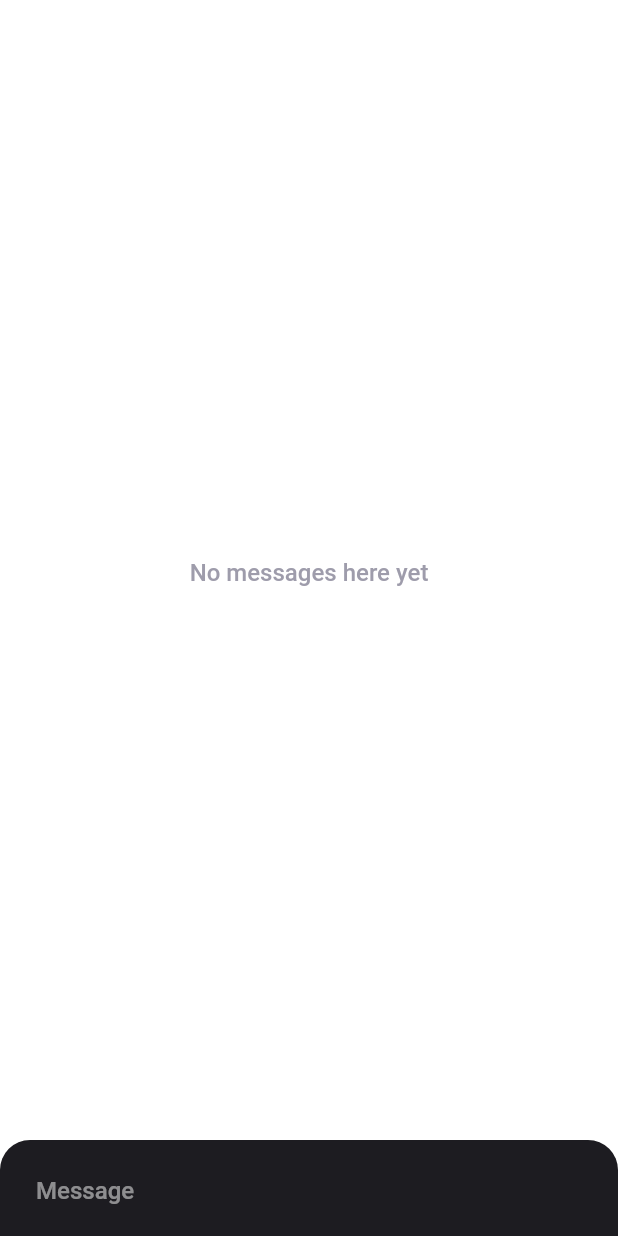
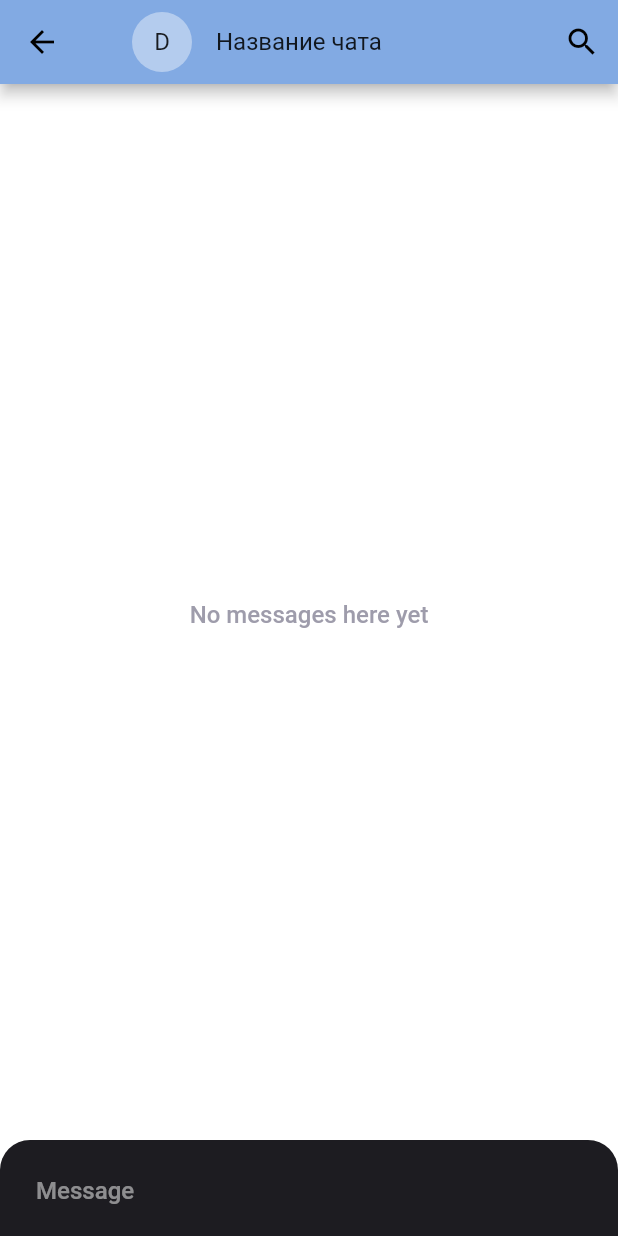
Before and after one commit to Dumaem/DumaemMessenger.Frontend, a Flutter app: the ChatPage screen opened by its route, on a phone screen of 412 x 824 dp. Run offline on Flutter 3.47's test engine with Material 2 defaults, Android fonts, the phone set to English and light mode, and no system bars; our stand-ins replace dio, flutter_chat_types, flutter_chat_ui; missing offline and left inert: status_alert.

Commit message:
Added appbar in chat page

```diff
--- a/lib/chat.dart
+++ b/lib/chat.dart
@@ -6,6 +6,8 @@ import 'package:flutter/material.dart';
 import 'package:flutter_chat_types/flutter_chat_types.dart' as types;
 import 'package:flutter/services.dart';
 import 'package:flutter_chat_ui/flutter_chat_ui.dart';
+
+import 'generated/l10n.dart';
 
 // For the testing purposes, you should probably use https://pub.dev/packages/uuid.
 String randomString() {
@@ -24,9 +26,15 @@ class ChatPage extends StatefulWidget {
 class _ChatPageState extends State<ChatPage> {
   final List<types.Message> _messages = [];
   final _user = const types.User(id: '1');
+  bool isDefaultAppBar = true;
+  String searchText = "";
+  TextEditingController searchController = TextEditingController();
 
   @override
   Widget build(BuildContext context) => Scaffold(
+        appBar: isDefaultAppBar
+            ? getSearchAppBar(context)
+            : getDefaultAppBar(context),
         body: Chat(
           messages: _messages,
           onSendPressed: _handleSendPressed,
@@ -49,6 +57,64 @@ class _ChatPageState extends State<ChatPage> {
     );
 
     _addMessage(textMessage);
+  }
+
+  AppBar getSearchAppBar(BuildContext context) {
+    return AppBar(
+      leading: IconButton(
+        onPressed: () {
+          Navigator.popAndPushNamed(context, '/chats');
+        },
+        icon: const Icon(
+          Icons.arrow_back,
+        ),
+      ),
+      title: const ListTile(
+        leading: CircleAvatar(
+          child: Text("D"),
+        ),
+        title: Text("Название чата"),
+      ),
+      actions: [
+        IconButton(
+          onPressed: () {
+            setState(() {
+              isDefaultAppBar = !isDefaultAppBar;
+            });
+          },
+          icon: const Icon(
+            Icons.search,
+          ),
+        ),
+      ],
+    );
+  }
+
+  AppBar getDefaultAppBar(BuildContext context) {
+    return AppBar(
+      actions: [
+        IconButton(
+          onPressed: () {
+            setState(() {
+              searchController.clear();
+              searchText = "";
+              isDefaultAppBar = !isDefaultAppBar;
+            });
+          },
+          icon: const Icon(Icons.close),
+        )
+      ],
+      title: TextField(
+        controller: searchController,
+        onChanged: (value) {
+          setState(() {
+            searchText = value.toLowerCase();
+          });
+        },
+        decoration:
+            InputDecoration(label: Text(S.of(context).message_name_title)),
+      ),
+    );
   }
 }
 
--- a/lib/l10n/intl_en.arb
+++ b/lib/l10n/intl_en.arb
@@ -9,5 +9,6 @@
   "name_tile": "Name",
   "sign_in_title": "Sign in",
   "sign_up_title": "Sign up",
-  "chat_name_title": "Name"
+  "chat_name_title": "Name",
+  "message_name_title": "Message"
 }
--- a/lib/l10n/intl_ru.arb
+++ b/lib/l10n/intl_ru.arb
@@ -9,5 +9,6 @@
   "password_title": "Пароль",
   "sign_in_title": "Войти",
   "sign_up_title": "Зарегистрироваться",
-  "chat_name_title": "Название"
+  "chat_name_title": "Название",
+  "message_name_title": "Сообщение"
 }
```
Also changed, not shown: lib/generated/intl/messages_en.dart, lib/generated/intl/messages_ru.dart, lib/generated/l10n.dart.
